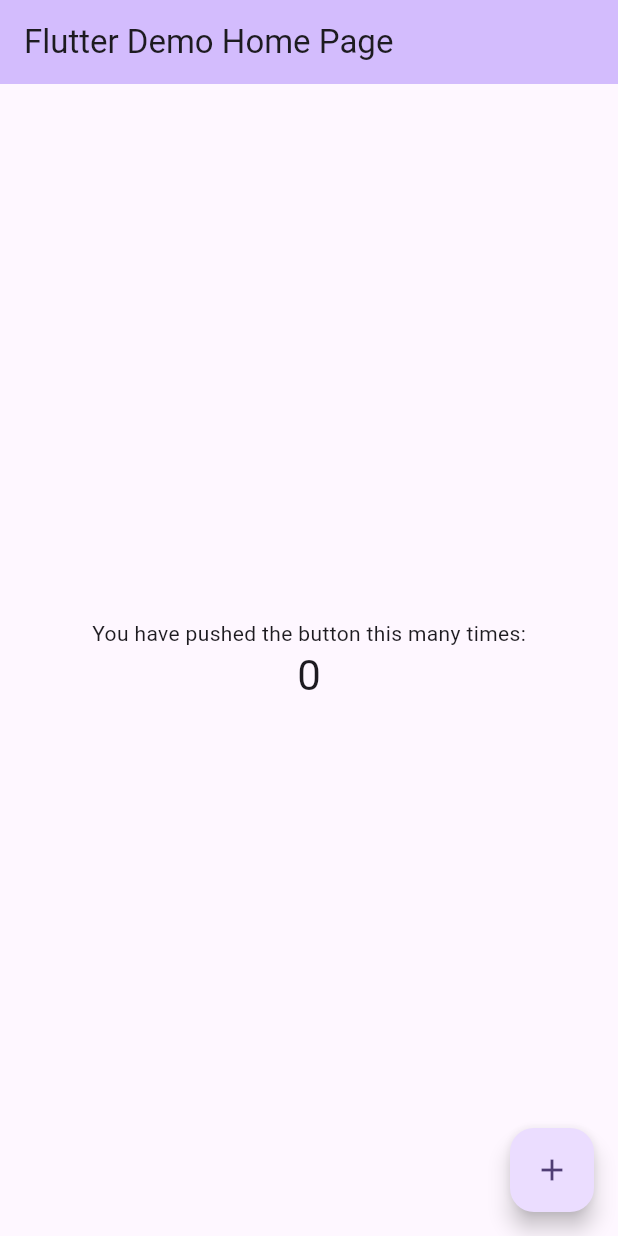
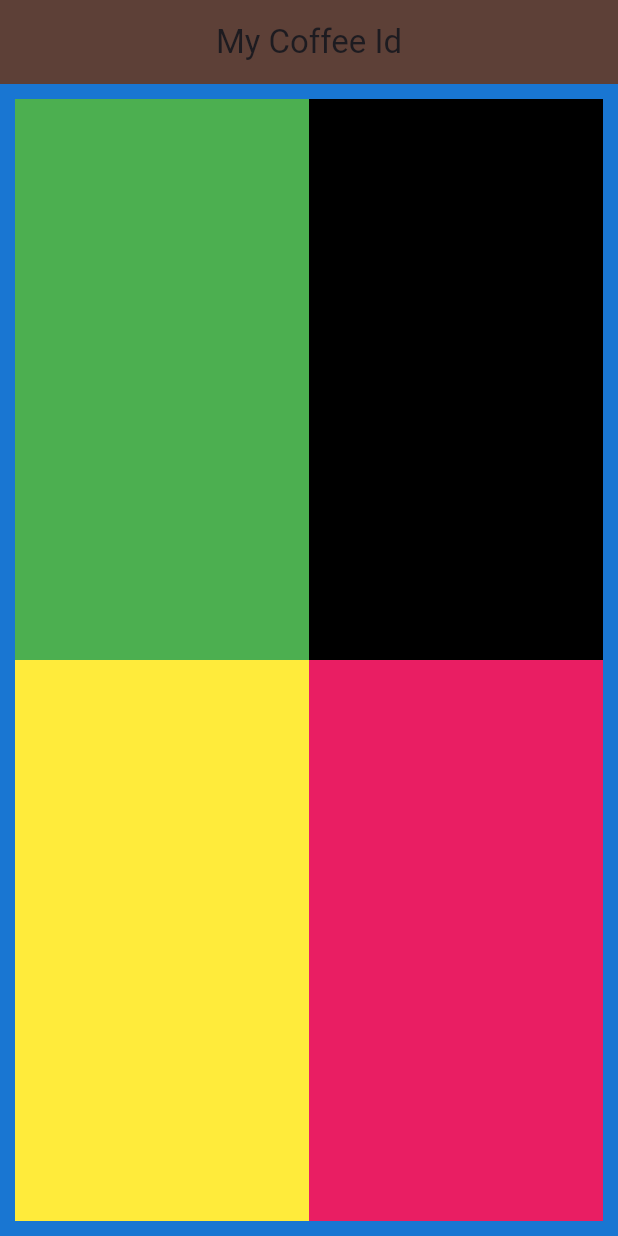
Before and after one commit to koechio/COFFEE_CARD, a Flutter app: the screen it shows after launch, on a phone screen of 412 x 824 dp. Run offline on Flutter 3.47's test engine with Material 3 defaults, Android fonts, the phone set to English and light mode, and no system bars.

Commit message:
feat: add flexboxes to coffee app

```diff
--- a/lib/main.dart
+++ b/lib/main.dart
@@ -1,122 +1,69 @@
 import 'package:flutter/material.dart';
 
 void main() {
-  runApp(const MyApp());
+  runApp( MaterialApp(
+    home: Scaffold(
+      appBar: AppBar(
+        title: Text("My Coffee Id"),
+        backgroundColor: Colors.brown[700]!,
+        centerTitle: true,
+        ),
+    body:  const Home(),
+    ),
+  ));
 }
 
-class MyApp extends StatelessWidget {
-  const MyApp({super.key});
-
-  // This widget is the root of your application.
-  @override
-  Widget build(BuildContext context) {
-    return MaterialApp(
-      title: 'Flutter Demo',
-      theme: ThemeData(
-        // This is the theme of your application.
-        //
-        // TRY THIS: Try running your application with "flutter run". You'll see
-        // the application has a purple toolbar. Then, without quitting the app,
-        // try changing the seedColor in the colorScheme below to Colors.green
-        // and then invoke "hot reload" (save your changes or press the "hot
-        // reload" button in a Flutter-supported IDE, or press "r" if you used
-        // the command line to start the app).
-        //
-        // Notice that the counter didn't reset back to zero; the application
-        // state is not lost during the reload. To reset the state, use hot
-        // restart instead.
-        //
-        // This works for code too, not just values: Most code changes can be
-        // tested with just a hot reload.
-        colorScheme: .fromSeed(seedColor: Colors.deepPurple),
-      ),
-      home: const MyHomePage(title: 'Flutter Demo Home Page'),
-    );
-  }
-}
-
-class MyHomePage extends StatefulWidget {
-  const MyHomePage({super.key, required this.title});
-
-  // This widget is the home page of your application. It is stateful, meaning
-  // that it has a State object (defined below) that contains fields that affect
-  // how it looks.
-
-  // This class is the configuration for the state. It holds the values (in this
-  // case the title) provided by the parent (in this case the App widget) and
-  // used by the build method of the State. Fields in a Widget subclass are
-  // always marked "final".
-
-  final String title;
-
-  @override
-  State<MyHomePage> createState() => _MyHomePageState();
-}
-
-class _MyHomePageState extends State<MyHomePage> {
-  int _counter = 0;
-
-  void _incrementCounter() {
-    setState(() {
-      // This call to setState tells the Flutter framework that something has
-      // changed in this State, which causes it to rerun the build method below
-      // so that the display can reflect the updated values. If we changed
-      // _counter without calling setState(), then the build method would not be
-      // called again, and so nothing would appear to happen.
-      _counter++;
-    });
-  }
+class Home extends StatelessWidget {
+const Home({super.key});
 
   @override
   Widget build(BuildContext context) {
-    // This method is rerun every time setState is called, for instance as done
-    // by the _incrementCounter method above.
-    //
-    // The Flutter framework has been optimized to make rerunning build methods
-    // fast, so that you can just rebuild anything that needs updating rather
-    // than having to individually change instances of widgets.
-    return Scaffold(
-      appBar: AppBar(
-        // TRY THIS: Try changing the color here to a specific color (to
-        // Colors.amber, perhaps?) and trigger a hot reload to see the AppBar
-        // change color while the other colors stay the same.
-        backgroundColor: Theme.of(context).colorScheme.inversePrimary,
-        // Here we take the value from the MyHomePage object that was created by
-        // the App.build method, and use it to set our appbar title.
-        title: Text(widget.title),
+    return Container(
+      color: Colors.blue[700]!,
+      padding: const EdgeInsets.all(10),
+
+    child: Row(
+      children: [Expanded(
+        flex: 1,
+      child: Column(
+        children: [Expanded(
+          flex: 1,
+          child: Container(
+            color: Colors.green,
+          ),),
+           Expanded(
+          flex: 1,
+          child: Container(
+            color: Colors.yellow,
+          ))],
+
       ),
-      body: Center(
-        // Center is a layout widget. It takes a single child and positions it
-        // in the middle of the parent.
-        child: Column(
-          // Column is also a layout widget. It takes a list of children and
-          // arranges them vertically. By default, it sizes itself to fit its
-          // children horizontally, and tries to be as tall as its parent.
-          //
-          // Column has various properties to control how it sizes itself and
-          // how it positions its children. Here we use mainAxisAlignment to
-          // center the children vertically; the main axis here is the vertical
-          // axis because Columns are vertical (the cross axis would be
-          // horizontal).
-          //
-          // TRY THIS: Invoke "debug painting" (choose the "Toggle Debug Paint"
-          // action in the IDE, or press "p" in the console), to see the
-          // wireframe for each widget.
-          mainAxisAlignment: .center,
-          children: [
-            const Text('You have pushed the button this many times:'),
-            Text(
-              '$_counter',
-              style: Theme.of(context).textTheme.headlineMedium,
-            ),
-          ],
-        ),
+    ),
+      Expanded(
+        flex: 1,
+      child: Column(
+        children: [Expanded(
+          flex: 1,
+          child: Container(
+            color: Colors.black,
+          ),),
+           Expanded(
+          flex: 1,
+          child: Container(
+            color: Colors.pink,
+          ))],
+
       ),
-      floatingActionButton: FloatingActionButton(
-        onPressed: _incrementCounter,
-        tooltip: 'Increment',
-        child: const Icon(Icons.add),
-      ),
-    );
+    ),  ]
+
+    )
+
+
+
+
+
+
+
+      );
   }
 }
```
Also changed, not shown: 1 other file.
